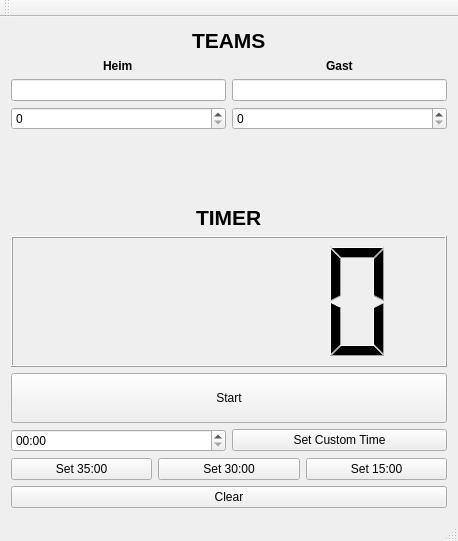
First picture: the form in mainwindow.ui, repository BjoernDaase/GameControl, before the edit.
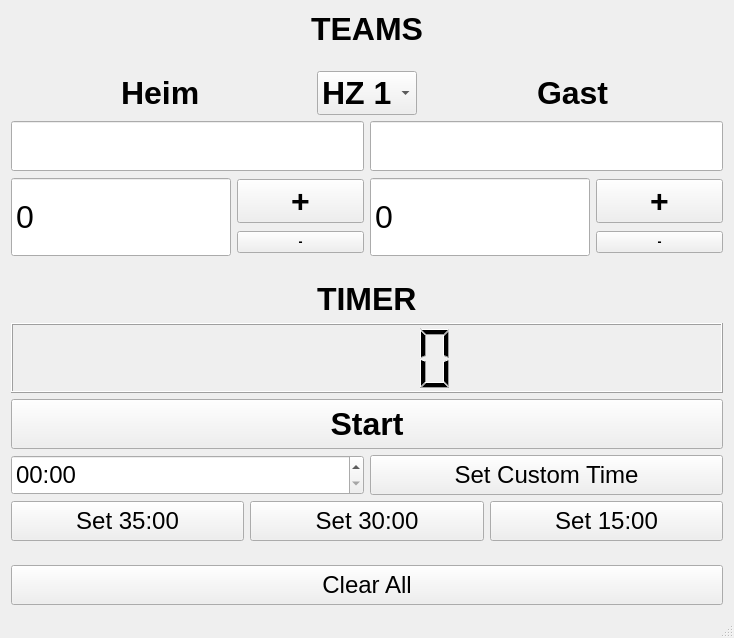
Second picture: the form after the edit.

What changed in the file:
```diff
--- a/mainwindow.ui
+++ b/mainwindow.ui
@@ -6,8 +6,8 @@
    <rect>
     <x>0</x>
     <y>0</y>
-    <width>458</width>
-    <height>541</height>
+    <width>734</width>
+    <height>638</height>
    </rect>
   </property>
   <property name="font">
@@ -28,7 +28,7 @@
      <widget class="QLabel" name="label_3">
       <property name="font">
        <font>
-        <pointsize>16</pointsize>
+        <pointsize>24</pointsize>
         <weight>75</weight>
         <bold>true</bold>
        </font>
@@ -38,12 +38,26 @@
       </property>
      </widget>
     </item>
+    <item>
+     <spacer name="verticalSpacer_3">
+      <property name="orientation">
+       <enum>Qt::Vertical</enum>
+      </property>
+      <property name="sizeHint" stdset="0">
+       <size>
+        <width>20</width>
+        <height>40</height>
+       </size>
+      </property>
+     </spacer>
+    </item>
     <item>
      <layout class="QHBoxLayout" name="horizontalLayout_4">
       <item alignment="Qt::AlignHCenter|Qt::AlignVCenter">
        <widget class="QLabel" name="label_2">
         <property name="font">
          <font>
+          <pointsize>24</pointsize>
           <weight>75</weight>
           <bold>true</bold>
          </font>
@@ -53,10 +67,43 @@
         </property>
        </widget>
       </item>
+      <item>
+       <widget class="QComboBox" name="legComboBox">
+        <property name="maximumSize">
+         <size>
+          <width>100</width>
+          <height>16777215</height>
+         </size>
+        </property>
+        <property name="font">
+         <font>
+          <pointsize>24</pointsize>
+          <weight>75</weight>
+          <bold>true</bold>
+         </font>
+        </property>
+        <item>
+         <property name="text">
+          <string>HZ 1 </string>
+         </property>
+        </item>
+        <item>
+         <property name="text">
+          <string>HZ</string>
+         </property>
+        </item>
+        <item>
+         <property name="text">
+          <string>HZ 2</string>
+         </property>
+        </item>
+       </widget>
+      </item>
       <item alignment="Qt::AlignHCenter|Qt::AlignVCenter">
        <widget class="QLabel" name="label">
         <property name="font">
          <font>
+          <pointsize>24</pointsize>
           <weight>75</weight>
           <bold>true</bold>
          </font>
@@ -71,20 +118,136 @@
     <item>
      <layout class="QHBoxLayout" name="horizontalLayout_2">
       <item>
-       <widget class="QLineEdit" name="lineEdit_2"/>
+       <widget class="QLineEdit" name="homeNameEdit">
+        <property name="minimumSize">
+         <size>
+          <width>0</width>
+          <height>50</height>
+         </size>
+        </property>
+        <property name="font">
+         <font>
+          <pointsize>24</pointsize>
+         </font>
+        </property>
+       </widget>
       </item>
       <item>
-       <widget class="QLineEdit" name="lineEdit"/>
+       <widget class="QLineEdit" name="guestNameEdit">
+        <property name="minimumSize">
+         <size>
+          <width>0</width>
+          <height>50</height>
+         </size>
+        </property>
+        <property name="font">
+         <font>
+          <pointsize>24</pointsize>
+         </font>
+        </property>
+       </widget>
       </item>
      </layout>
     </item>
     <item>
      <layout class="QHBoxLayout" name="horizontalLayout_5">
       <item>
-       <widget class="QSpinBox" name="spinBox_2"/>
+       <widget class="QSpinBox" name="homeGoalsSpinBox">
+        <property name="minimumSize">
+         <size>
+          <width>220</width>
+          <height>80</height>
+         </size>
+        </property>
+        <property name="font">
+         <font>
+          <pointsize>24</pointsize>
+         </font>
+        </property>
+        <property name="buttonSymbols">
+         <enum>QAbstractSpinBox::NoButtons</enum>
+        </property>
+       </widget>
       </item>
       <item>
-       <widget class="QSpinBox" name="spinBox"/>
+       <layout class="QVBoxLayout" name="verticalLayout_2">
+        <item>
+         <widget class="QPushButton" name="pushButton">
+          <property name="font">
+           <font>
+            <pointsize>24</pointsize>
+            <weight>75</weight>
+            <bold>true</bold>
+           </font>
+          </property>
+          <property name="text">
+           <string>+</string>
+          </property>
+         </widget>
+        </item>
+        <item>
+         <widget class="QPushButton" name="pushButton_2">
+          <property name="font">
+           <font>
+            <weight>75</weight>
+            <bold>true</bold>
+           </font>
+          </property>
+          <property name="text">
+           <string>-</string>
+          </property>
+         </widget>
+        </item>
+       </layout>
+      </item>
+      <item>
+       <widget class="QSpinBox" name="guestGoalsSpinBox">
+        <property name="minimumSize">
+         <size>
+          <width>220</width>
+          <height>80</height>
+         </size>
+        </property>
+        <property name="font">
+         <font>
+          <pointsize>24</pointsize>
+         </font>
+        </property>
+        <property name="buttonSymbols">
+         <enum>QAbstractSpinBox::NoButtons</enum>
+        </property>
+       </widget>
+      </item>
+      <item>
+       <layout class="QVBoxLayout" name="verticalLayout_3">
+        <item>
+         <widget class="QPushButton" name="pushButton_3">
+          <property name="font">
+           <font>
+            <pointsize>24</pointsize>
+            <weight>75</weight>
+            <bold>true</bold>
+           </font>
+          </property>
+          <property name="text">
+           <string>+</string>
+          </property>
+         </widget>
+        </item>
+        <item>
+         <widget class="QPushButton" name="pushButton_4">
+          <property name="font">
+           <font>
+            <weight>75</weight>
+            <bold>true</bold>
+           </font>
+          </property>
+          <property name="text">
+           <string>-</string>
+          </property>
+         </widget>
+        </item>
+       </layout>
       </item>
      </layout>
     </item>
@@ -105,7 +268,7 @@
      <widget class="QLabel" name="label_4">
       <property name="font">
        <font>
-        <pointsize>16</pointsize>
+        <pointsize>24</pointsize>
         <weight>75</weight>
         <bold>true</bold>
        </font>
@@ -120,7 +283,7 @@
       <property name="minimumSize">
        <size>
         <width>0</width>
-        <height>131</height>
+        <height>70</height>
        </size>
       </property>
       <property name="font">
@@ -145,6 +308,13 @@
         <height>50</height>
        </size>
       </property>
+      <property name="font">
+       <font>
+        <pointsize>24</pointsize>
+        <weight>75</weight>
+        <bold>true</bold>
+       </font>
+      </property>
       <property name="text">
        <string>Start</string>
       </property>
@@ -154,6 +324,17 @@
      <layout class="QHBoxLayout" name="horizontalLayout_3">
       <item>
        <widget class="QTimeEdit" name="timeEdit">
+        <property name="minimumSize">
+         <size>
+          <width>0</width>
+          <height>40</height>
+         </size>
+        </property>
+        <property name="font">
+         <font>
+          <pointsize>18</pointsize>
+         </font>
+        </property>
         <property name="displayFormat">
          <string>mm:ss</string>
         </property>
@@ -161,6 +342,17 @@
       </item>
       <item>
        <widget class="QPushButton" name="setButton">
+        <property name="minimumSize">
+         <size>
+          <width>0</width>
+          <height>40</height>
+         </size>
+        </property>
+        <property name="font">
+         <font>
+          <pointsize>18</pointsize>
+         </font>
+        </property>
         <property name="text">
          <string>Set Custom Time</string>
         </property>
@@ -172,6 +364,17 @@
      <layout class="QHBoxLayout" name="horizontalLayout_7">
       <item>
        <widget class="QPushButton" name="set35Button">
+        <property name="minimumSize">
+         <size>
+          <width>0</width>
+          <height>40</height>
+         </size>
+        </property>
+        <property name="font">
+         <font>
+          <pointsize>18</pointsize>
+         </font>
+        </property>
         <property name="text">
          <string>Set 35:00</string>
         </property>
@@ -179,6 +382,17 @@
       </item>
       <item>
        <widget class="QPushButton" name="set30Button">
+        <property name="minimumSize">
+         <size>
+          <width>0</width>
+          <height>40</height>
+         </size>
+        </property>
+        <property name="font">
+         <font>
+          <pointsize>18</pointsize>
+         </font>
+        </property>
         <property name="text">
          <string>Set 30:00</string>
         </property>
@@ -186,6 +400,17 @@
       </item>
       <item>
        <widget class="QPushButton" name="set15Button">
+        <property name="minimumSize">
+         <size>
+          <width>0</width>
+          <height>40</height>
+         </size>
+        </property>
+        <property name="font">
+         <font>
+          <pointsize>18</pointsize>
+         </font>
+        </property>
         <property name="text">
          <string>Set 15:00</string>
         </property>
@@ -193,12 +418,36 @@
       </item>
      </layout>
     </item>
+    <item>
+     <spacer name="verticalSpacer_2">
+      <property name="orientation">
+       <enum>Qt::Vertical</enum>
+      </property>
+      <property name="sizeHint" stdset="0">
+       <size>
+        <width>20</width>
+        <height>40</height>
+       </size>
+      </property>
+     </spacer>
+    </item>
     <item>
      <layout class="QHBoxLayout" name="horizontalLayout">
       <item>
        <widget class="QPushButton" name="clearButton">
+        <property name="minimumSize">
+         <size>
+          <width>0</width>
+          <height>40</height>
+         </size>
+        </property>
+        <property name="font">
+         <font>
+          <pointsize>18</pointsize>
+         </font>
+        </property>
         <property name="text">
-         <string>Clear</string>
+         <string>Clear All</string>
         </property>
        </widget>
       </item>
@@ -206,24 +455,6 @@
     </item>
    </layout>
   </widget>
-  <widget class="QMenuBar" name="menuBar">
-   <property name="geometry">
-    <rect>
-     <x>0</x>
-     <y>0</y>
-     <width>458</width>
-     <height>22</height>
-    </rect>
-   </property>
-  </widget>
-  <widget class="QToolBar" name="mainToolBar">
-   <attribute name="toolBarArea">
-    <enum>TopToolBarArea</enum>
-   </attribute>
-   <attribute name="toolBarBreak">
-    <bool>false</bool>
-   </attribute>
-  </widget>
   <widget class="QStatusBar" name="statusBar"/>
  </widget>
  <layoutdefault spacing="6" margin="11"/>
```
